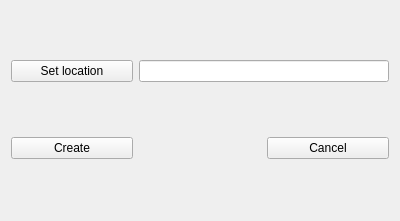
First picture: the form in ui_launcher.ui, repository plomgrading/plom, before the edit.
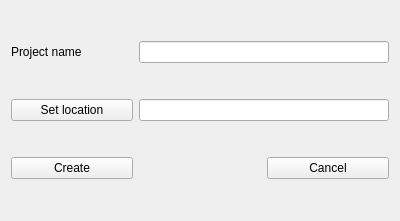
Second picture: the form after the edit.

Commit message: More new-project script work. Including setting a manager password for the imageserver

Diff of the .ui file:
```diff
--- a/ui_launcher.ui
+++ b/ui_launcher.ui
@@ -14,7 +14,24 @@
    <string>Start a new project</string>
   </property>
   <layout class="QGridLayout" name="gridLayout">
+   <item row="1" column="1" colspan="2">
+    <widget class="QLineEdit" name="directoryLE"/>
+   </item>
+   <item row="2" column="2">
+    <widget class="QPushButton" name="cancelButton">
+     <property name="text">
+      <string>Cancel</string>
+     </property>
+    </widget>
+   </item>
    <item row="1" column="0">
+    <widget class="QPushButton" name="setLocButton">
+     <property name="text">
+      <string>Set location</string>
+     </property>
+    </widget>
+   </item>
+   <item row="2" column="0">
     <widget class="QPushButton" name="createButton">
      <property name="text">
       <string>Create</string>
@@ -22,21 +39,14 @@
     </widget>
    </item>
    <item row="0" column="0">
-    <widget class="QPushButton" name="setLocButton">
+    <widget class="QLabel" name="nameLabel">
      <property name="text">
-      <string>Set location</string>
-     </property>
-    </widget>
-   </item>
-   <item row="1" column="2">
-    <widget class="QPushButton" name="cancelButton">
-     <property name="text">
-      <string>Cancel</string>
+      <string>Project name</string>
      </property>
     </widget>
    </item>
    <item row="0" column="1" colspan="2">
-    <widget class="QLineEdit" name="directoryLE"/>
+    <widget class="QLineEdit" name="nameLE"/>
    </item>
   </layout>
  </widget>
```
The commit also changes 3 other files.
